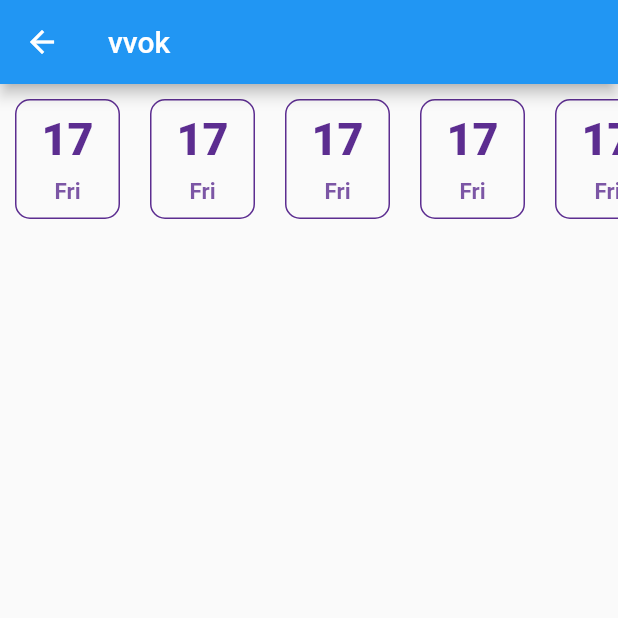
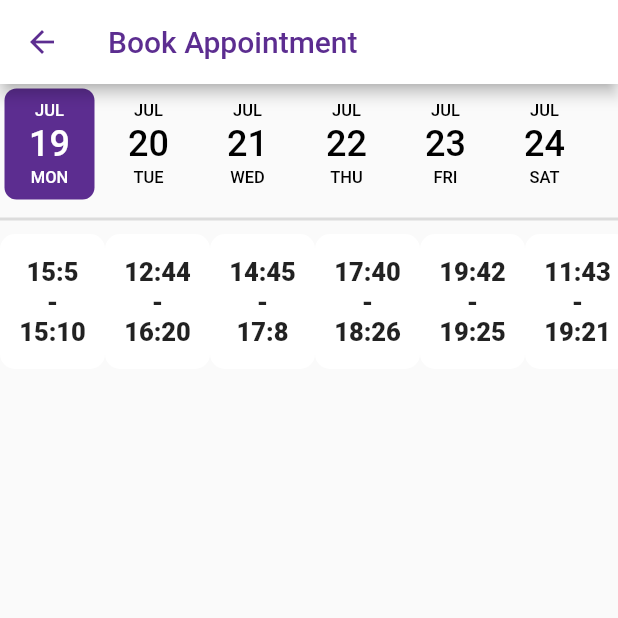
Before and after one commit to kulkarni-harsh/dr_doc, a Flutter app: the BookAppointment screen opened directly, on a phone screen of 412 x 824 dp, the top half of it. Run offline on Flutter 3.47's test engine with Material 2 defaults, Android fonts, the light colour scheme and no system bars; drawn by our look-alikes of date_picker_timeline; network calls fail.

Commit message:
19 july book appointment listviews done

```diff
--- a/lib/Screens/BookAppointment/BookAppointment.dart
+++ b/lib/Screens/BookAppointment/BookAppointment.dart
@@ -1,112 +1,107 @@
 import 'package:dr_doc/Constants/colors.dart';
 import 'package:dr_doc/Constants/doubles.dart';
+import 'package:flutter/foundation.dart';
 import 'package:flutter/material.dart';
+import 'package:date_picker_timeline/date_picker_timeline.dart';
 
-class BookAppointment extends StatelessWidget {
+class BookAppointment extends StatefulWidget {
   const BookAppointment({Key? key}) : super(key: key);
 
+  @override
+  _BookAppointmentState createState() => _BookAppointmentState();
+}
+
+class _BookAppointmentState extends State<BookAppointment> {
+  DateTime _selectedDate = DateTime.now();
+  List<TimeOfDay> _selectedTimeSlot = [];
+  List<List<TimeOfDay>> _slotsAvailable = [
+    [TimeOfDay(hour: 15, minute: 5), TimeOfDay(hour: 15, minute: 10)],
+    [TimeOfDay(hour: 12, minute: 44), TimeOfDay(hour: 16, minute: 20)],
+    [TimeOfDay(hour: 14, minute: 45), TimeOfDay(hour: 17, minute: 08)],
+    [TimeOfDay(hour: 17, minute: 40), TimeOfDay(hour: 18, minute: 26)],
+    [TimeOfDay(hour: 19, minute: 42), TimeOfDay(hour: 19, minute: 25)],
+    [TimeOfDay(hour: 11, minute: 43), TimeOfDay(hour: 19, minute: 21)],
+    [TimeOfDay(hour: 12, minute: 46), TimeOfDay(hour: 19, minute: 24)],
+    [TimeOfDay(hour: 17, minute: 48), TimeOfDay(hour: 19, minute: 24)]
+  ];
   @override
   Widget build(BuildContext context) {
     return Scaffold(
       appBar: AppBar(
-        title: Text("vvok"),
+        iconTheme: IconThemeData(
+          color: kPrimaryColor, //change your color here
+        ),
+        title: Text(
+          "Book Appointment",
+          style: TextStyle(color: kPrimaryColor),
+        ),
+        backgroundColor: Colors.white,
       ),
       body: Column(
         children: [
-          Container(
-            height: 100,
-            child: DatePicker(),
+          Column(
+            mainAxisAlignment: MainAxisAlignment.center,
+            children: <Widget>[
+              DatePicker(
+                DateTime.now(),
+                deactivatedColor: kPrimaryColor,
+                initialSelectedDate: DateTime.now(),
+                selectionColor: kPrimaryColor,
+                selectedTextColor: Colors.white,
+                onDateChange: (date) {
+                  setState(() {
+                    _selectedDate = date;
+                  });
+                },
+                daysCount: 7,
+              ),
+              Divider(
+                height: 20,
+                thickness: 2.0,
+              ),
+              Container(
+                height: 90,
+                child: ListView.builder(
+                    itemCount: _slotsAvailable.length,
+                    scrollDirection: Axis.horizontal,
+                    itemBuilder: (BuildContext context, int index) {
+                      return GestureDetector(
+                          onTap: () {
+                            setState(() {
+                              _selectedTimeSlot = _slotsAvailable[index];
+                            });
+                          },
+                          child: TimeSlotCard(
+                            _slotsAvailable[index].first,
+                            _slotsAvailable[index].last,
+                            listEquals(
+                                _slotsAvailable[index], _selectedTimeSlot),
+                          ));
+                    }),
+              ),
+            ],
           ),
         ],
       ),
     );
   }
-}
 
-class DatePicker extends StatelessWidget {
-  const DatePicker({
-    Key? key,
-  }) : super(key: key);
-
-  @override
-  Widget build(BuildContext context) {
-    return ListView(
-      scrollDirection: Axis.horizontal,
-      children: [
-        DateCard(
-          date: DateTime(2002, 5, 17),
-        ),
-        DateCard(
-          date: DateTime(2002, 5, 17),
-        ),
-        DateCard(
-          date: DateTime(2002, 5, 17),
-        ),
-        DateCard(
-          date: DateTime(2002, 5, 17),
-        ),
-        DateCard(
-          date: DateTime(2002, 5, 17),
-        ),
-        DateCard(
-          date: DateTime(2002, 5, 17),
-        ),
-        DateCard(
-          date: DateTime(2002, 5, 17),
-        ),
-        DateCard(
-          date: DateTime(2002, 5, 17),
-        ),
-      ],
-    );
-  }
-}
-
-class DateCard extends StatelessWidget {
-  final DateTime date;
-  const DateCard({
-    Key? key,
-    required this.date,
-  }) : super(key: key);
-
-  @override
-  Widget build(BuildContext context) {
+  Container TimeSlotCard(TimeOfDay start, TimeOfDay end, bool isActivated) {
     return Container(
-      margin: EdgeInsets.all(10),
+      decoration: BoxDecoration(
+        color: isActivated ? kPrimaryColor : Colors.white,
+        borderRadius: BorderRadius.circular(kCardRadius),
+      ),
       width: 70,
-      decoration: BoxDecoration(
-          border: Border.all(
-            color: kPrimaryColor,
-          ),
-          borderRadius: BorderRadius.circular(kCardRadius)),
-      child: Column(
-        mainAxisAlignment: MainAxisAlignment.spaceEvenly,
-        children: [
-          Text(
-            "${date.day}",
-            style: TextStyle(
-              color: kPrimaryColor,
-              fontWeight: FontWeight.w900,
-              fontSize: 30,
-            ),
-          ),
-          Text(
-            [
-              "Mon",
-              "Tue",
-              "Wed",
-              "Thurs",
-              "Fri",
-              "Sat",
-              "Sun"
-            ][date.weekday - 1],
-            style: TextStyle(
-              color: kPrimaryColor.withOpacity(0.8),
-              fontWeight: FontWeight.w700,
-              fontSize: 15,
-            ),
-          ),
-        ],
+      child: Center(
+        child:
+            Text("${start.hour}:${start.minute}\n-\n${end.hour}:${end.minute}",
+                style: TextStyle(
+                  color: isActivated ? Colors.white : Colors.black87,
+                  fontWeight: FontWeight.w800,
+                  fontSize: 17,
+                ),
+                textAlign: TextAlign.center),
       ),
     );
   }
--- a/pubspec.yaml
+++ b/pubspec.yaml
@@ -28,6 +28,7 @@ dependencies:
   # The following adds the Cupertino Icons font to your application.
   # Use with the CupertinoIcons class for iOS style icons.
   cupertino_icons: ^1.0.2
+  date_picker_timeline: ^1.2.3
 
 dev_dependencies:
   flutter_test:
```
Also changed, not shown: lib/Screens/adad.dart (added), pubspec.lock.
